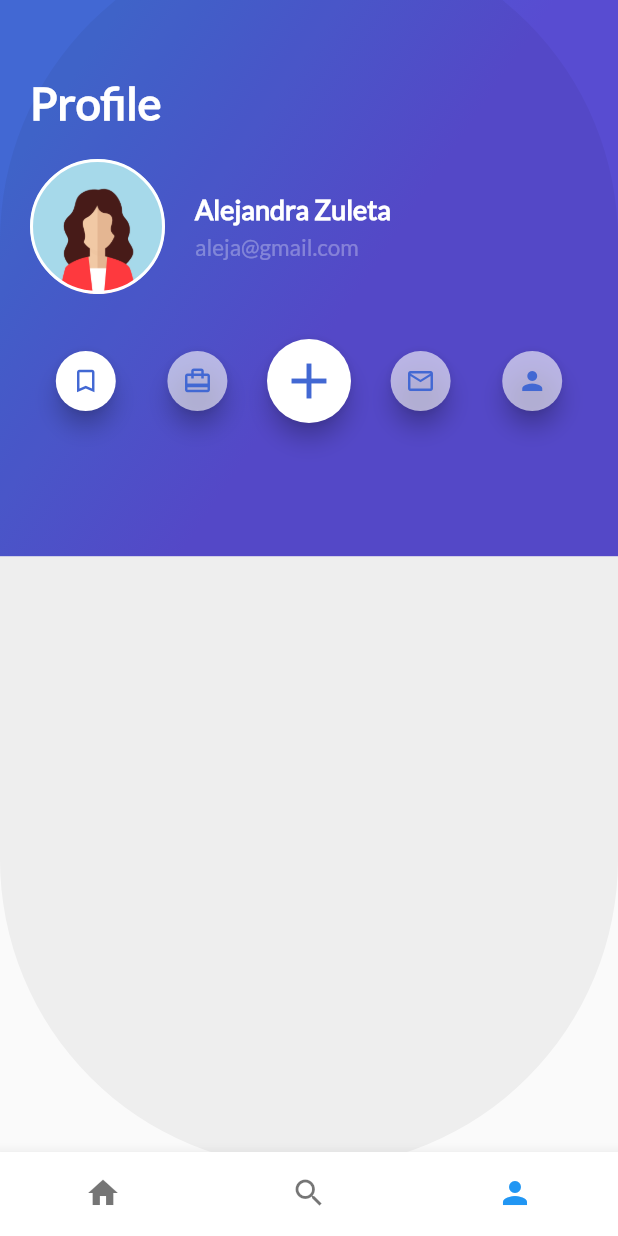
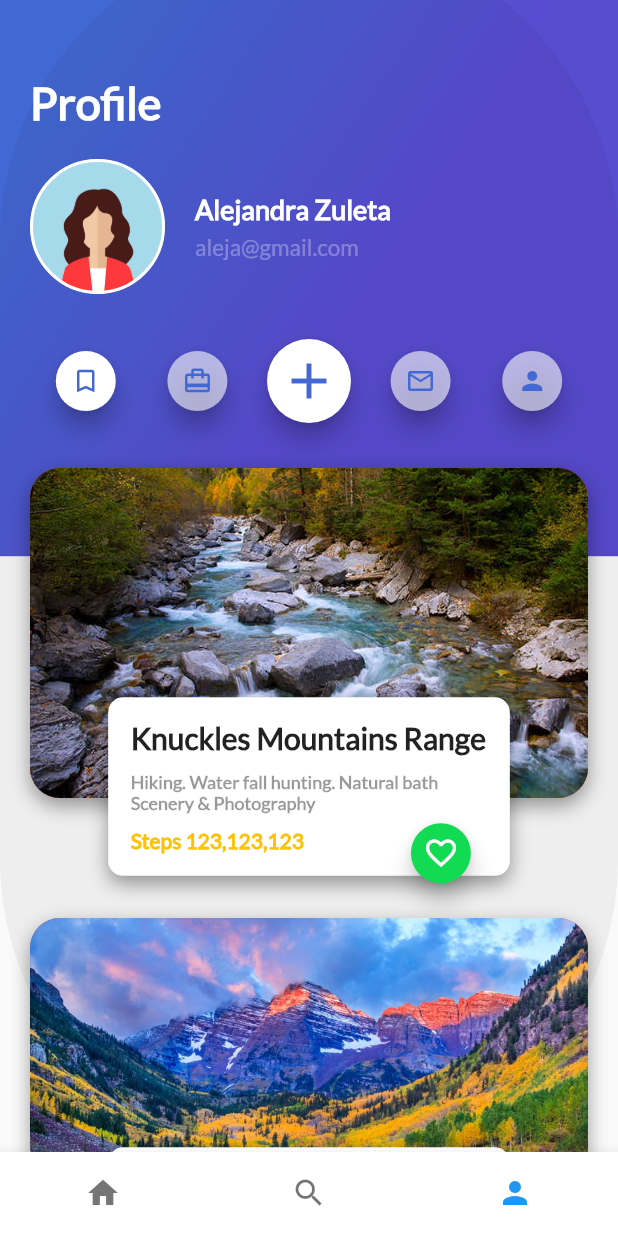
Before and after one commit to alejandrazuleta1/trips_app, a Flutter app: the PlatziTrips screen opened directly, item 3 of the bottom bar chosen, on a phone screen of 412 x 824 dp. Run offline on Flutter 3.47's test engine with Material 2 defaults, Android fonts, the phone set to English and light mode, and no system bars.

Commit message:
Agregado list view en profile view

```diff
--- /dev/null
+++ b/lib/place.dart
@@ -0,0 +1,8 @@
+class Place {
+  String name;
+  String where;
+  String type;
+  String steps;
+
+  Place(this.name, this.where, this.type, this.steps);
+}
--- /dev/null
+++ b/lib/profile_place.dart
@@ -0,0 +1,45 @@
+import 'package:flutter/material.dart';
+import 'package:platzi_trips_app/place.dart';
+import 'package:platzi_trips_app/profile_place_info.dart';
+
+class ProfilePlace extends StatelessWidget {
+  String image;
+  Place place;
+
+  ProfilePlace(this.image, this.place);
+
+  @override
+  Widget build(BuildContext context) {
+    final photoCard = Container(
+      margin: EdgeInsets.only(
+          top: 10.0,
+          bottom: 70.0
+      ),
+      height: 220.0,
+      decoration: BoxDecoration(
+          image: DecorationImage(
+              fit: BoxFit.cover,
+              image: AssetImage(image)
+          ),
+          borderRadius: BorderRadius.all(Radius.circular(20.0)),
+          color: Colors.red,
+          boxShadow: <BoxShadow>[
+            BoxShadow(
+                color: Colors.black38,
+                blurRadius: 10.0,
+                offset: Offset(0.0, 5.0)
+            )
+          ]
+      ),
+    );
+
+    return Stack(
+      alignment: Alignment(0.0, 0.8),
+      children: [
+        photoCard,
+        ProfilePlaceInfo(place)
+      ],
+    );
+
+  }
+}
--- /dev/null
+++ b/lib/profile_place_info.dart
@@ -0,0 +1,98 @@
+import 'package:flutter/material.dart';
+import 'package:platzi_trips_app/floating_action_button_green.dart';
+import 'package:platzi_trips_app/place.dart';
+
+
+class ProfilePlaceInfo extends StatelessWidget {
+
+  Place place;
+  ProfilePlaceInfo(this.place);
+
+  @override
+  Widget build(BuildContext context) {
+    double screenWidth = MediaQuery.of(context).size.width;
+
+    final place = Text(
+      this.place.name,
+      style: TextStyle(
+          fontFamily: 'Lato',
+          fontSize: 20.0,
+          fontWeight: FontWeight.bold
+      ),
+    );
+
+    final placeInfo = Padding(
+        padding: EdgeInsets.symmetric(
+            vertical: 10.0
+        ),
+        child: Column(
+            crossAxisAlignment: CrossAxisAlignment.start,
+            children: <Widget>[
+              Text(
+                this.place.where,
+                style: TextStyle(
+                    color: Color.fromRGBO(0, 0, 0, 0.4),
+                    fontFamily: 'Lato',
+                    fontSize: 12.0,
+                    fontWeight: FontWeight.bold
+                ),
+              ),
+              Text(
+                this.place.type,
+                style: TextStyle(
+                    color: Color.fromRGBO(0, 0, 0, 0.4),
+                    fontFamily: 'Lato',
+                    fontSize: 12.0,
+                    fontWeight: FontWeight.bold
+                ),
+              )
+            ]
+        )
+    );
+
+    final steps = Text(
+      'Steps ${this.place.steps}',
+      style: TextStyle(
+          fontFamily: 'Lato',
+          fontSize: 14.0,
+          fontWeight: FontWeight.bold,
+          color: Colors.amber
+      ),
+    );
+
+    final card = Container(
+      width: screenWidth * 0.65,
+      decoration: BoxDecoration(
+          borderRadius: BorderRadius.all(Radius.circular(10.0)),
+          color: Colors.white,
+          boxShadow: <BoxShadow>[
+            BoxShadow(
+                color: Colors.black38,
+                blurRadius: 10.0,
+                offset: Offset(0.0, 5.0)
+            )
+          ]
+      ),
+      child: Padding(
+          padding: EdgeInsets.all(15.0),
+          child: Column(
+            crossAxisAlignment: CrossAxisAlignment.start,
+            children: <Widget>[
+              place,
+              placeInfo,
+              steps
+            ],
+          )
+      ),
+    );
+
+    return Stack(
+      alignment: Alignment(0.8, 1.25),
+      children: <Widget>[
+        card,
+        FloatingActionButtonGreen()
+      ],
+    );
+  }
+
+}
--- /dev/null
+++ b/lib/profile_places_list.dart
@@ -0,0 +1,28 @@
+import 'package:flutter/material.dart';
+import 'package:platzi_trips_app/place.dart';
+import 'package:platzi_trips_app/profile_place.dart';
+
+class ProfilePlacesList extends StatelessWidget {
+
+  Place place = new Place('Knuckles Mountains Range', 'Hiking. Water fall hunting. Natural bath', 'Scenery & Photography', '123,123,123');
+  Place place2 = new Place('Mountains', 'Hiking. Water fall hunting. Natural bath', 'Scenery & Photography', '321,321,321');
+
+  @override
+  Widget build(BuildContext context) {
+    return Container(
+      margin: EdgeInsets.only(
+          top: 10.0,
+          left: 20.0,
+          right: 20.0,
+          bottom: 10.0
+      ),
+      child: Column(
+        children: <Widget>[
+          ProfilePlace('assets/img/river.jpg', place),
+          ProfilePlace('assets/img/mountain.jpg', place2),
+        ],
+      ),
+    );
+  }
+
+}
--- a/lib/profile_trips.dart
+++ b/lib/profile_trips.dart
@@ -1,6 +1,7 @@
 import 'package:flutter/material.dart';
 import 'package:platzi_trips_app/profile_backgroud.dart';
 import 'package:platzi_trips_app/profile_header.dart';
+import 'package:platzi_trips_app/profile_places_list.dart';
 
 class ProfileTrips extends StatelessWidget {
   @override
@@ -11,6 +12,7 @@ class ProfileTrips extends StatelessWidget {
         ListView(
           children: [
             ProfileHeader(),
+            ProfilePlacesList()
           ],
         )
       ],
--- a/pubspec.yaml
+++ b/pubspec.yaml
@@ -52,6 +52,8 @@ flutter:
     - assets/img/playa2.jpg
     - assets/img/playa3.jpg
     - assets/img/avatar.png
+    - assets/img/mountain.jpg
+    - assets/img/river.jpg
 
   # An image asset can refer to one or more resolution-specific "variants", see
   # https://flutter.dev/assets-and-images/#resolution-aware.
```
Also changed, not shown: assets/img/mountain.jpg (added), assets/img/river.jpg (added).
